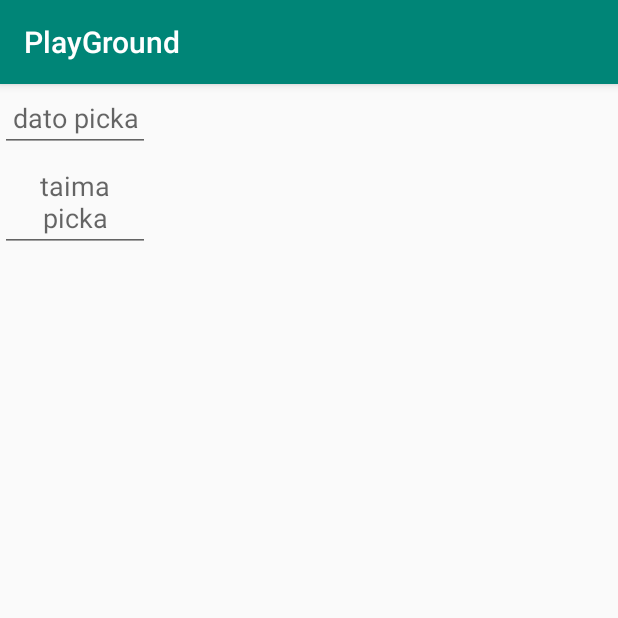
After one commit to arifinreinaldo/playground, an Android app: the PickerActivity screen opened directly, with no data from a screen before it, on a phone screen of 412 x 824 dp, the top half of it. The commit adds this screen. Run offline under Robolectric (Android 15) with nearby library versions, the phone set to English and light mode, and no system bars.

Commit message:
add datepicker & timepicker

```diff
--- a/app/src/main/AndroidManifest.xml
+++ b/app/src/main/AndroidManifest.xml
@@ -14,7 +14,8 @@
         android:roundIcon="@mipmap/ic_launcher_round"
         android:supportsRtl="true"
         android:theme="@style/AppTheme">
-        <activity android:name=".mvvm.VMActivity"></activity>
+        <activity android:name=".dialogpicker.PickerActivity"></activity>
+        <activity android:name=".mvvm.VMActivity" />
         <activity android:name=".room.RoomActivity" />
         <activity android:name=".navigator.NavigatorActivity" />
         <activity android:name=".speechrecognition.SpeechRecogActivity" />
--- a/app/src/main/java/com/explore/playground/MenuActivity.kt
+++ b/app/src/main/java/com/explore/playground/MenuActivity.kt
@@ -4,6 +4,7 @@ import android.content.Intent
 import android.os.Bundle
 import android.util.Log
 import androidx.appcompat.app.AppCompatActivity
+import com.explore.playground.dialogpicker.PickerActivity
 import com.explore.playground.exoplayer.ExoActivity
 import com.explore.playground.generaladapter.DummyRecyclerActivity
 import com.explore.playground.mvvm.VMActivity
@@ -51,5 +52,8 @@ class MenuActivity : AppCompatActivity() {
         btVM.setOnClickListener {
             startActivity(Intent(this, VMActivity::class.java))
         }
+        btPicker.setOnClickListener {
+            startActivity(Intent(this, PickerActivity::class.java))
+        }
     }
 }
--- /dev/null
+++ b/app/src/main/java/com/explore/playground/dialogpicker/PickerActivity.kt
@@ -0,0 +1,27 @@
+package com.explore.playground.dialogpicker
+
+import com.explore.playground.R
+import com.explore.playground.base.BaseActivity
+import com.mensa.homecare.util.DatePickerFragment
+import com.mensa.homecare.util.TimePickerFragment
+import kotlinx.android.synthetic.main.activity_picker.*
+
+class PickerActivity : BaseActivity() {
+    private lateinit var datePicker: DatePickerFragment
+    private lateinit var timePicker: TimePickerFragment
+    override fun setLayoutId(): Int {
+        return R.layout.activity_picker
+    }
+
+    override fun setInit() {
+        datePicker = DatePickerFragment(act)
+        timePicker = TimePickerFragment(act)
+        etDate.setOnClickListener {
+            datePicker.showDate(etDate, supportFragmentManager, "")
+        }
+        etTime.setOnClickListener {
+            timePicker.showTime(etTime, supportFragmentManager, "")
+        }
+    }
+
+}
--- /dev/null
+++ b/app/src/main/res/layout/activity_picker.xml
@@ -0,0 +1,28 @@
+<?xml version="1.0" encoding="utf-8"?>
+<LinearLayout xmlns:android="http://schemas.android.com/apk/res/android"
+    xmlns:tools="http://schemas.android.com/tools"
+    android:layout_width="match_parent"
+    android:layout_height="match_parent"
+    android:orientation="vertical"
+    tools:context="com.explore.playground.dialogpicker.PickerActivity">
+
+    <EditText
+        android:id="@+id/etDate"
+        android:layout_width="100dp"
+        android:layout_height="wrap_content"
+        android:focusable="false"
+        android:gravity="center"
+        android:hint="dato picka"
+        android:inputType="none"
+        android:textIsSelectable="false" />
+
+    <EditText
+        android:id="@+id/etTime"
+        android:layout_width="100dp"
+        android:layout_height="wrap_content"
+        android:focusable="false"
+        android:gravity="center"
+        android:hint="taima picka"
+        android:inputType="none"
+        android:textIsSelectable="false" />
+</LinearLayout>
```
Also changed, not shown: app/src/main/java/com/explore/playground/dialogpicker/DatePickerFragment.kt (added, +91 -0 lines), app/src/main/res/layout/activity_menu.xml (+7 -0 lines).
